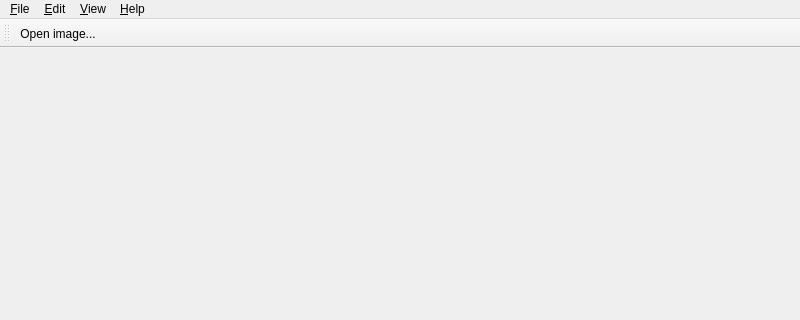
This is Code/Application/Catalogue/mvdMainWindow.ui in orfeotoolbox/OTB as Qt 5 draws it before an edit; both pictures show x 0 to 800 and y 0 to 320 of the 800 by 600 pixel window. The edited form follows.
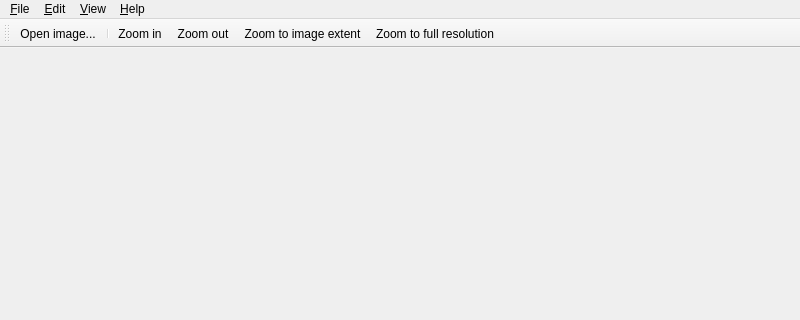
This is the edited form. Icons and pictures are not drawn.

Commit message: ENH: Adding 4 buttons in toolbar to zoom in, zoom out, zoom to full extent and zoom to full resolution (work in progress)

Patch:
```diff
--- a/Code/Application/Catalogue/mvdMainWindow.ui
+++ b/Code/Application/Catalogue/mvdMainWindow.ui
@@ -74,6 +74,11 @@
     <bool>false</bool>
    </attribute>
    <addaction name="action_OpenImage"/>
+   <addaction name="separator"/>
+   <addaction name="action_ZoomIn"/>
+   <addaction name="action_ZoomOut"/>
+   <addaction name="action_ZoomExtent"/>
+   <addaction name="action_ZoomFull"/>
   </widget>
   <action name="action_Quit">
    <property name="text">
@@ -219,6 +224,42 @@
     <string>Show/hide OTB Applications browser.</string>
    </property>
   </action>
+  <action name="action_ZoomIn">
+   <property name="icon">
+    <iconset resource="mvdMainWindow.qrc">
+     <normaloff>:/icons/action_ZoomIn_Icon</normaloff>:/icons/action_ZoomIn_Icon</iconset>
+   </property>
+   <property name="text">
+    <string>Zoom in</string>
+   </property>
+  </action>
+  <action name="action_ZoomOut">
+   <property name="icon">
+    <iconset resource="mvdMainWindow.qrc">
+     <normaloff>:/icons/action_ZoomOut_Icon</normaloff>:/icons/action_ZoomOut_Icon</iconset>
+   </property>
+   <property name="text">
+    <string>Zoom out</string>
+   </property>
+  </action>
+  <action name="action_ZoomExtent">
+   <property name="icon">
+    <iconset resource="mvdMainWindow.qrc">
+     <normaloff>:/icons/action_ZoomExtent_Icon</normaloff>:/icons/action_ZoomExtent_Icon</iconset>
+   </property>
+   <property name="text">
+    <string>Zoom to image extent</string>
+   </property>
+  </action>
+  <action name="action_ZoomFull">
+   <property name="icon">
+    <iconset resource="mvdMainWindow.qrc">
+     <normaloff>:/icons/action_ZoomFull_Icon</normaloff>:/icons/action_ZoomFull_Icon</iconset>
+   </property>
+   <property name="text">
+    <string>Zoom to full resolution</string>
+   </property>
+  </action>
  </widget>
  <resources>
   <include location="mvdMainWindow.qrc"/>
```
Left out of the diff: 1 changed line with no effect on the pictures. The commit also changes 10 other files.
